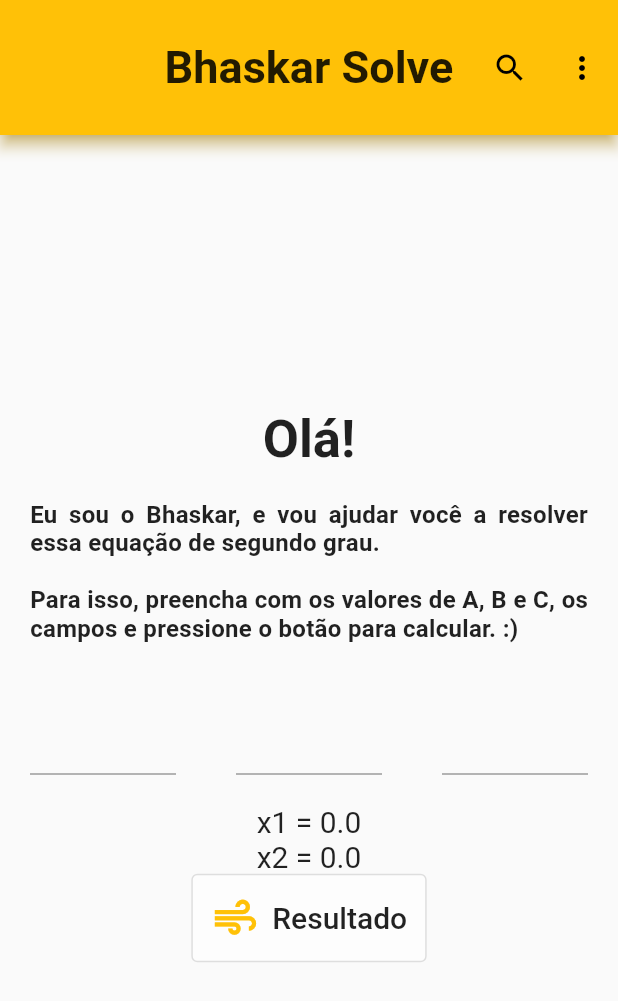
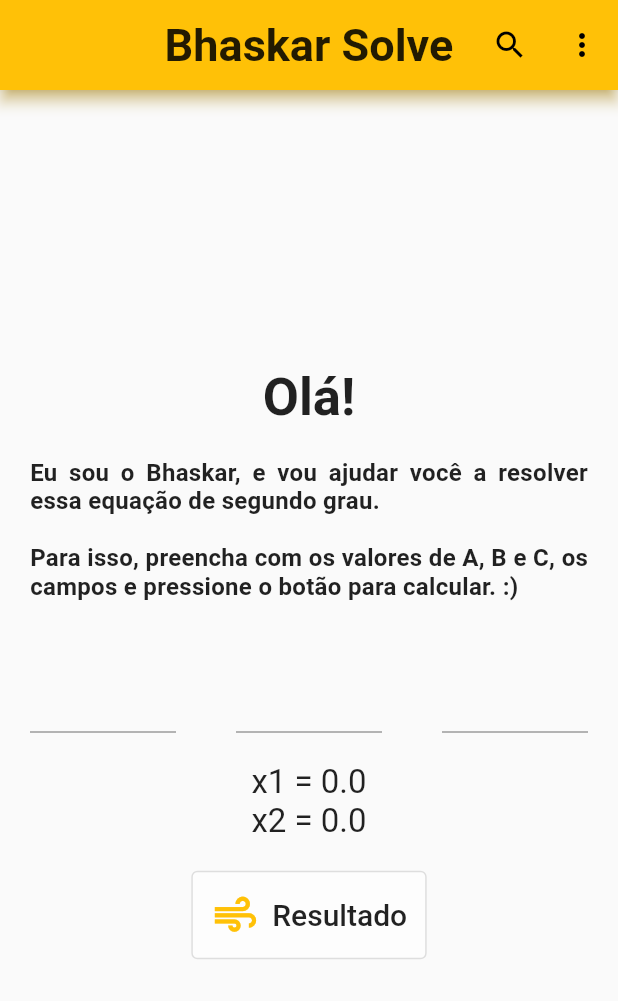
Before and after one commit to ArthurMorato/bhaskarsolve, a Flutter app: the screen it shows after launch, on a phone screen of 412 x 824 dp. Shown: the top 1001 px of the screen. Run offline on Flutter 3.47's test engine with Material 2 defaults, Android fonts, the phone set to English and light mode, and no system bars.

```diff
--- a/lib/main.dart
+++ b/lib/main.dart
@@ -40,6 +40,12 @@ class MyHomePage extends StatefulWidget {
 class _MyHomePageState extends State<MyHomePage> {
   double _x1 = 0.0, _x2 = 0.0;
 
+  void _bhaskarSolve(){
+    if(true){
+
+    }
+  }
+
   void _bhaskarSolvePlus(){
     if(true){
 
@@ -68,7 +74,7 @@ class _MyHomePageState extends State<MyHomePage> {
   Widget build(BuildContext context) {
     return Scaffold(
       appBar: AppBar(
-        toolbarHeight: 90,
+        toolbarHeight: 60,
         shadowColor: Colors.amber,
         titleTextStyle: const TextStyle(
           color: Colors.black87,
@@ -79,7 +85,7 @@ class _MyHomePageState extends State<MyHomePage> {
         title: Text(widget.title),
         actions: <Widget>[
           IconButton(
-            icon: Icon(Icons.search),
+            icon: const Icon(Icons.search),
             onPressed: () {
 
             },
@@ -108,7 +114,7 @@ class _MyHomePageState extends State<MyHomePage> {
             ),
             Center(
                 child: Container(
-                  padding: EdgeInsets.fromLTRB(20, 20, 20, 20),
+                  padding: const EdgeInsets.fromLTRB(20, 20, 20, 20),
                   child: const Text(
                     "Eu sou o Bhaskar, e vou ajudar você a resolver essa equação "
                         "de segundo grau.\n"
@@ -131,13 +137,13 @@ class _MyHomePageState extends State<MyHomePage> {
                 children: <Widget>[
                   Flexible(
                     child: Padding(
-                      padding: EdgeInsets.all(20),
+                      padding: const EdgeInsets.all(20),
                       child: TextField(
                         textAlign: TextAlign.center,
                         controller: aController,
                         cursorHeight: 25,
                         keyboardType: TextInputType.number,
-                        decoration: InputDecoration(
+                        decoration: const InputDecoration(
                           contentPadding: EdgeInsets.all(0)
                           )
                       ),
@@ -145,13 +151,13 @@ class _MyHomePageState extends State<MyHomePage> {
                   ),
                   Flexible(
                     child: Padding(
-                      padding: EdgeInsets.all(20),
+                      padding: const EdgeInsets.all(20),
                       child: TextField(
                         textAlign: TextAlign.center,
                         controller: bController,
                         cursorHeight: 25,
                         keyboardType: TextInputType.number,
-                        decoration: InputDecoration(
+                        decoration: const InputDecoration(
                           contentPadding: EdgeInsets.all(0)
                           )
                       ),
@@ -159,13 +165,13 @@ class _MyHomePageState extends State<MyHomePage> {
                   ),
                   Flexible(
                     child: Padding(
-                      padding: EdgeInsets.all(20),
+                      padding: const EdgeInsets.all(20),
                       child: TextField(
                         textAlign: TextAlign.center,
                         controller: cController,
                         cursorHeight: 25,
                         keyboardType: TextInputType.number,
-                        decoration: InputDecoration(
+                        decoration: const InputDecoration(
                             contentPadding: EdgeInsets.all(0)
                         ),
                       ),
@@ -180,14 +186,14 @@ class _MyHomePageState extends State<MyHomePage> {
                   children: <Widget>[
                     Text(
                       'x1 = $_x1',
-                      style: TextStyle(
-                        fontSize: 20,
+                      style: const TextStyle(
+                        fontSize: 22,
                       ),
                     ),
                     Text(
                       'x2 = $_x2',
-                      style: TextStyle(
-                        fontSize: 20,
+                      style: const TextStyle(
+                        fontSize: 22,
                       ),
                     ),
                   ]
@@ -195,6 +201,7 @@ class _MyHomePageState extends State<MyHomePage> {
             ),
             Center(
               child: Container(
+                padding: const EdgeInsetsDirectional.only(top: 20.0),
                 child: OutlinedButton.icon(
                   style: ButtonStyle(
                     backgroundColor: MaterialStateProperty.all<Color>(Colors.white60),
```
